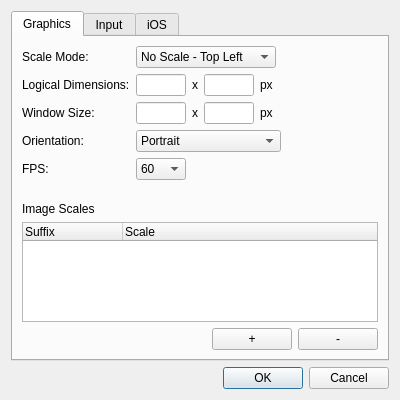
gideros/gideros, file ui/projectpropertiesdialog.ui: the form before one commit.
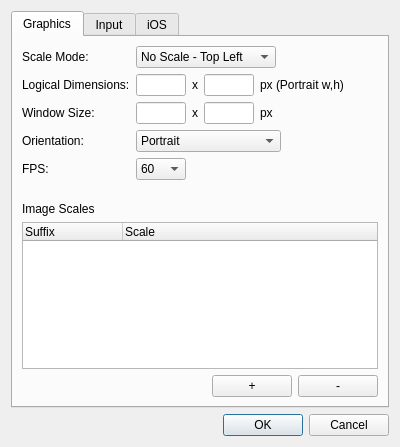
The form after the commit.

Commit message: [studio] specify that logical dimensions are portrait based

Diff of the .ui file:
```diff
--- a/ui/projectpropertiesdialog.ui
+++ b/ui/projectpropertiesdialog.ui
@@ -7,7 +7,7 @@
     <x>0</x>
     <y>0</y>
     <width>400</width>
-    <height>400</height>
+    <height>447</height>
    </rect>
   </property>
   <property name="windowTitle">
@@ -215,7 +215,7 @@
              <item>
               <widget class="QLabel" name="label_3">
                <property name="text">
-                <string>px</string>
+                <string>px (Portrait w,h)</string>
                </property>
               </widget>
              </item>
```
